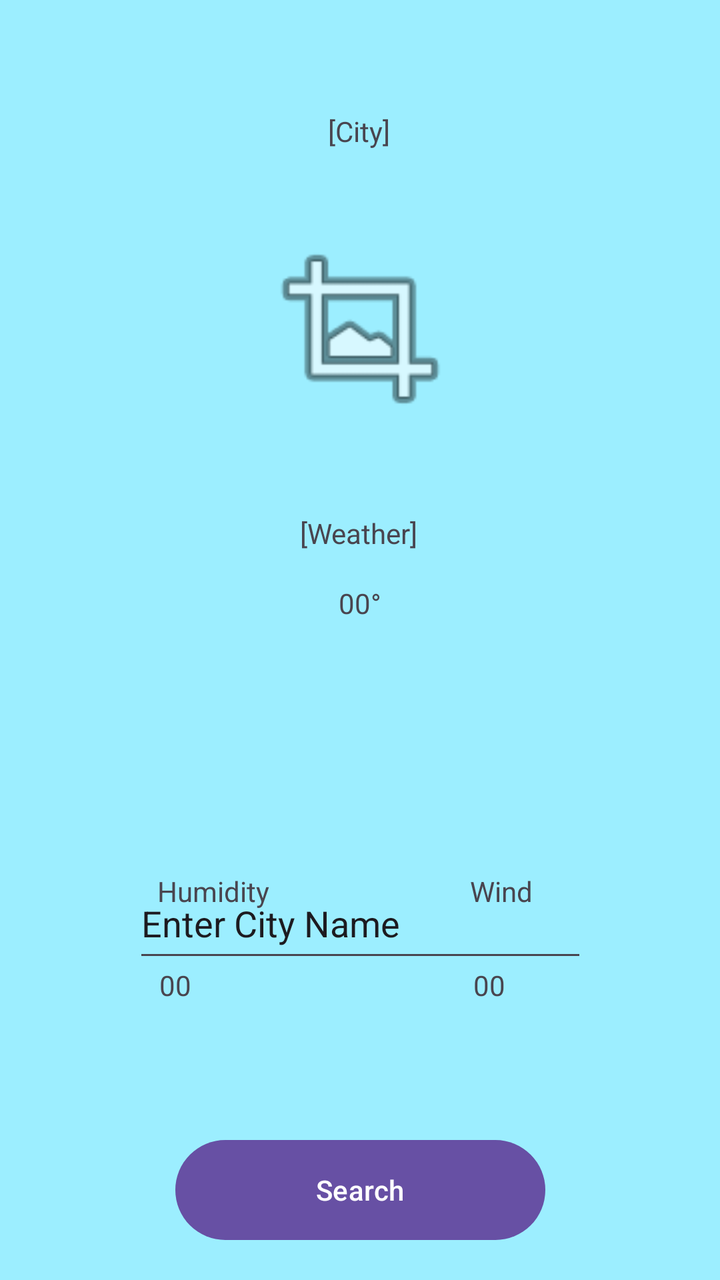
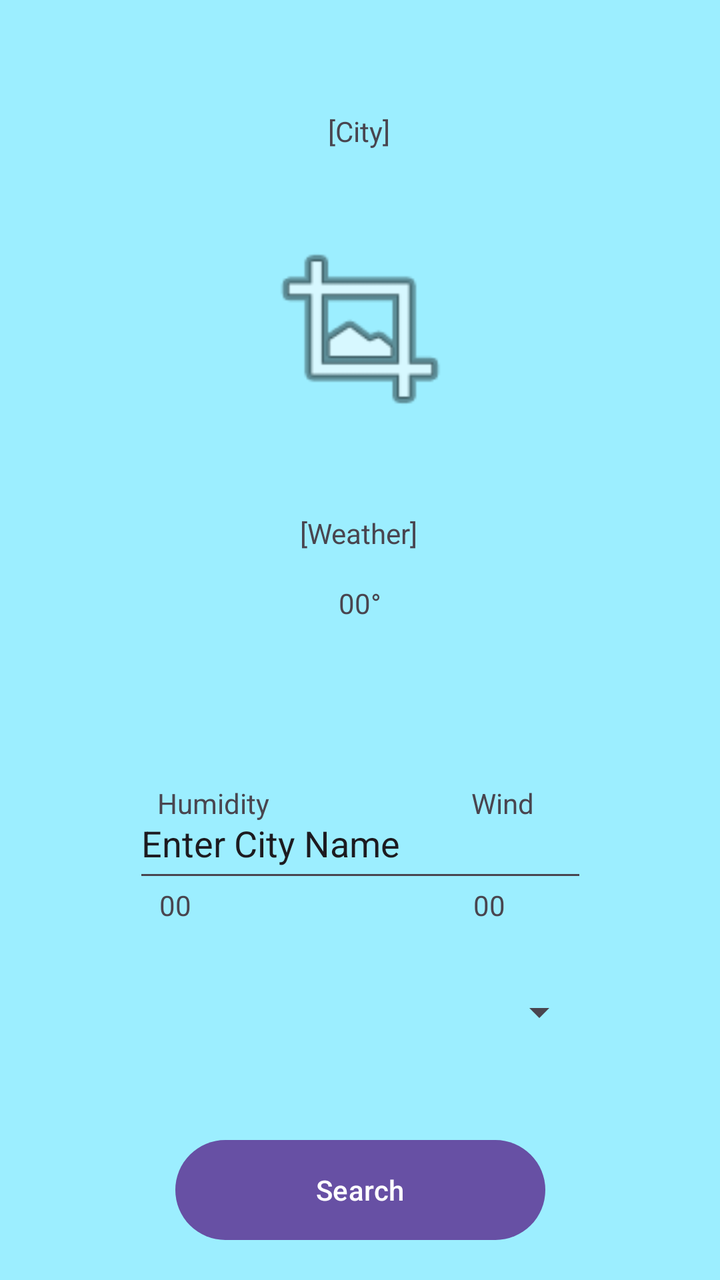

An Android layout rendered at two revisions. The XML below is the earlier revision; the diff shows what the commit changed to produce the second picture.
<!-- AndroidManifest.xml: application theme Theme.AndroidWeather -->
<!-- res/layout/activity_main.xml -->
<?xml version="1.0" encoding="utf-8"?>
<androidx.constraintlayout.widget.ConstraintLayout xmlns:android="http://schemas.android.com/apk/res/android"
    xmlns:app="http://schemas.android.com/apk/res-auto"
    xmlns:tools="http://schemas.android.com/tools"
    android:id="@+id/main"
    android:layout_width="match_parent"
    android:layout_height="match_parent"
    android:background="#9CEEFF"
    tools:context=".MainActivity">

    <TextView
        android:id="@+id/cityText"
        android:layout_width="wrap_content"
        android:layout_height="wrap_content"
        android:layout_marginTop="56dp"
        android:text="@string/city"
        app:layout_constraintEnd_toEndOf="parent"
        app:layout_constraintHorizontal_bias="0.498"
        app:layout_constraintStart_toStartOf="parent"
        app:layout_constraintTop_toTopOf="parent" />

    <ImageView
        android:id="@+id/weatherImageView"
        android:layout_width="103dp"
        android:layout_height="106dp"
        android:layout_marginTop="36dp"
        app:layout_constraintEnd_toEndOf="parent"
        app:layout_constraintStart_toStartOf="parent"
        app:layout_constraintTop_toBottomOf="@+id/cityText"
        app:srcCompat="@android:drawable/ic_menu_crop" />

    <Button
        android:id="@+id/btnSearch"
        android:layout_width="185dp"
        android:layout_height="58dp"
        android:layout_marginBottom="16dp"
        android:text="@string/search"
        app:layout_constraintBottom_toBottomOf="parent"
        app:layout_constraintEnd_toEndOf="parent"
        app:layout_constraintStart_toStartOf="parent" />

    <EditText
        android:id="@+id/cityInput"
        android:layout_width="227dp"
        android:layout_height="52dp"
        android:layout_marginBottom="80dp"
        android:ems="10"
        android:inputType="text"
        android:text="@string/enter_city_name"
        app:layout_constraintBottom_toTopOf="@+id/btnSearch"
        app:layout_constraintEnd_toEndOf="parent"
        app:layout_constraintStart_toStartOf="parent" />

    <TextView
        android:id="@+id/windLabel"
        android:layout_width="wrap_content"
        android:layout_height="wrap_content"
        android:layout_marginTop="436dp"
        android:text="@string/wind"
        app:layout_constraintEnd_toEndOf="parent"
        app:layout_constraintHorizontal_bias="0.715"
        app:layout_constraintStart_toStartOf="parent"
        app:layout_constraintTop_toTopOf="parent" />

    <TextView
        android:id="@+id/humidityLabel"
        android:layout_width="wrap_content"
        android:layout_height="wrap_content"
        android:layout_marginTop="436dp"
        android:text="@string/humidity"
        app:layout_constraintEnd_toEndOf="parent"
        app:layout_constraintHorizontal_bias="0.259"
        app:layout_constraintStart_toStartOf="parent"
        app:layout_constraintTop_toTopOf="parent" />

    <TextView
        android:id="@+id/humidityText"
        android:layout_width="wrap_content"
        android:layout_height="wrap_content"
        android:layout_marginTop="28dp"
        android:text="00"
        app:layout_constraintEnd_toEndOf="parent"
        app:layout_constraintHorizontal_bias="0.232"
        app:layout_constraintStart_toStartOf="parent"
        app:layout_constraintTop_toBottomOf="@+id/humidityLabel" />

    <TextView
        android:id="@+id/windText"
        android:layout_width="wrap_content"
        android:layout_height="wrap_content"
        android:layout_marginTop="28dp"
        android:text="00"
        app:layout_constraintEnd_toEndOf="parent"
        app:layout_constraintHorizontal_bias="0.688"
        app:layout_constraintStart_toStartOf="parent"
        app:layout_constraintTop_toBottomOf="@+id/windLabel" />

    <TextView
        android:id="@+id/weatherText"
        android:layout_width="wrap_content"
        android:layout_height="wrap_content"
        android:layout_marginTop="40dp"
        android:text="@string/weather"
        app:layout_constraintEnd_toEndOf="parent"
        app:layout_constraintHorizontal_bias="0.498"
        app:layout_constraintStart_toStartOf="parent"
        app:layout_constraintTop_toBottomOf="@+id/weatherImageView" />

    <TextView
        android:id="@+id/tempText"
        android:layout_width="wrap_content"
        android:layout_height="wrap_content"
        android:layout_marginTop="16dp"
        android:text="00°"
        app:layout_constraintEnd_toEndOf="parent"
        app:layout_constraintStart_toStartOf="parent"
        app:layout_constraintTop_toBottomOf="@+id/weatherText" />

</androidx.constraintlayout.widget.ConstraintLayout>
<!-- resources referenced by this layout -->
<resources>
  <string name="city">[City]</string>
  <string name="enter_city_name">Enter City Name</string>
  <string name="humidity">Humidity</string>
  <string name="search">Search</string>
  <string name="weather">[Weather]</string>
  <string name="wind">Wind</string>
  <style name="Theme.AndroidWeather" parent="Base.Theme.AndroidWeather" />
  <style name="Base.Theme.AndroidWeather" parent="Theme.Material3.DayNight.NoActionBar">
          
          
      </style>
</resources>

<!-- the commit's change to res/layout/activity_main.xml (unified diff, before → after) -->
@@ -43,7 +43,7 @@
         android:id="@+id/cityInput"
         android:layout_width="227dp"
         android:layout_height="52dp"
-        android:layout_marginBottom="80dp"
+        android:layout_marginBottom="120dp"
         android:ems="10"
         android:inputType="text"
         android:text="@string/enter_city_name"
@@ -52,21 +52,10 @@
         app:layout_constraintStart_toStartOf="parent" />
 
     <TextView
-        android:id="@+id/windLabel"
-        android:layout_width="wrap_content"
-        android:layout_height="wrap_content"
-        android:layout_marginTop="436dp"
-        android:text="@string/wind"
-        app:layout_constraintEnd_toEndOf="parent"
-        app:layout_constraintHorizontal_bias="0.715"
-        app:layout_constraintStart_toStartOf="parent"
-        app:layout_constraintTop_toTopOf="parent" />
-
-    <TextView
         android:id="@+id/humidityLabel"
         android:layout_width="wrap_content"
         android:layout_height="wrap_content"
-        android:layout_marginTop="436dp"
+        android:layout_marginTop="392dp"
         android:text="@string/humidity"
         app:layout_constraintEnd_toEndOf="parent"
         app:layout_constraintHorizontal_bias="0.259"
@@ -74,10 +63,21 @@
         app:layout_constraintTop_toTopOf="parent" />
 
     <TextView
+        android:id="@+id/windText"
+        android:layout_width="wrap_content"
+        android:layout_height="wrap_content"
+        android:layout_marginTop="32dp"
+        android:text="00"
+        app:layout_constraintEnd_toEndOf="parent"
+        app:layout_constraintHorizontal_bias="0.688"
+        app:layout_constraintStart_toStartOf="parent"
+        app:layout_constraintTop_toBottomOf="@+id/windLabel" />
+
+    <TextView
         android:id="@+id/humidityText"
         android:layout_width="wrap_content"
         android:layout_height="wrap_content"
-        android:layout_marginTop="28dp"
+        android:layout_marginTop="32dp"
         android:text="00"
         app:layout_constraintEnd_toEndOf="parent"
         app:layout_constraintHorizontal_bias="0.232"
@@ -85,15 +85,15 @@
         app:layout_constraintTop_toBottomOf="@+id/humidityLabel" />
 
     <TextView
-        android:id="@+id/windText"
+        android:id="@+id/windLabel"
         android:layout_width="wrap_content"
         android:layout_height="wrap_content"
-        android:layout_marginTop="28dp"
-        android:text="00"
+        android:layout_marginTop="392dp"
+        android:text="@string/wind"
         app:layout_constraintEnd_toEndOf="parent"
-        app:layout_constraintHorizontal_bias="0.688"
+        app:layout_constraintHorizontal_bias="0.717"
         app:layout_constraintStart_toStartOf="parent"
-        app:layout_constraintTop_toBottomOf="@+id/windLabel" />
+        app:layout_constraintTop_toTopOf="parent" />
 
     <TextView
         android:id="@+id/weatherText"
@@ -116,4 +116,13 @@
         app:layout_constraintStart_toStartOf="parent"
         app:layout_constraintTop_toBottomOf="@+id/weatherText" />
 
+    <Spinner
+        android:id="@+id/countrySpinner"
+        android:layout_width="227dp"
+        android:layout_height="52dp"
+        app:layout_constraintBottom_toTopOf="@+id/btnSearch"
+        app:layout_constraintEnd_toEndOf="parent"
+        app:layout_constraintStart_toStartOf="parent"
+        app:layout_constraintTop_toBottomOf="@+id/cityInput" />
+
 </androidx.constraintlayout.widget.ConstraintLayout>
